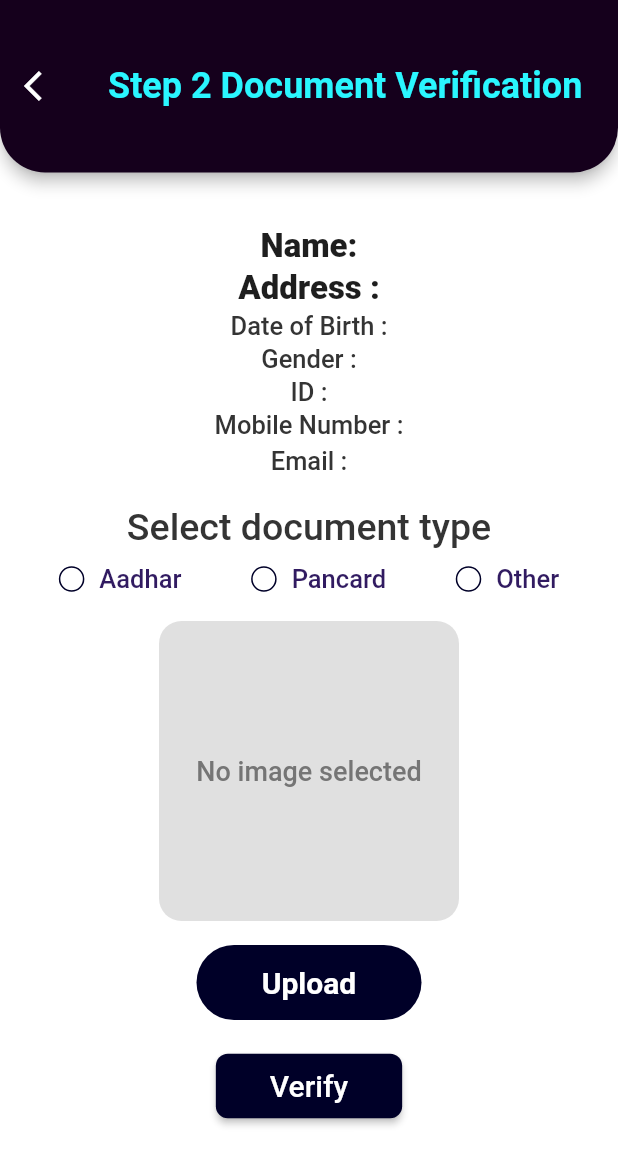
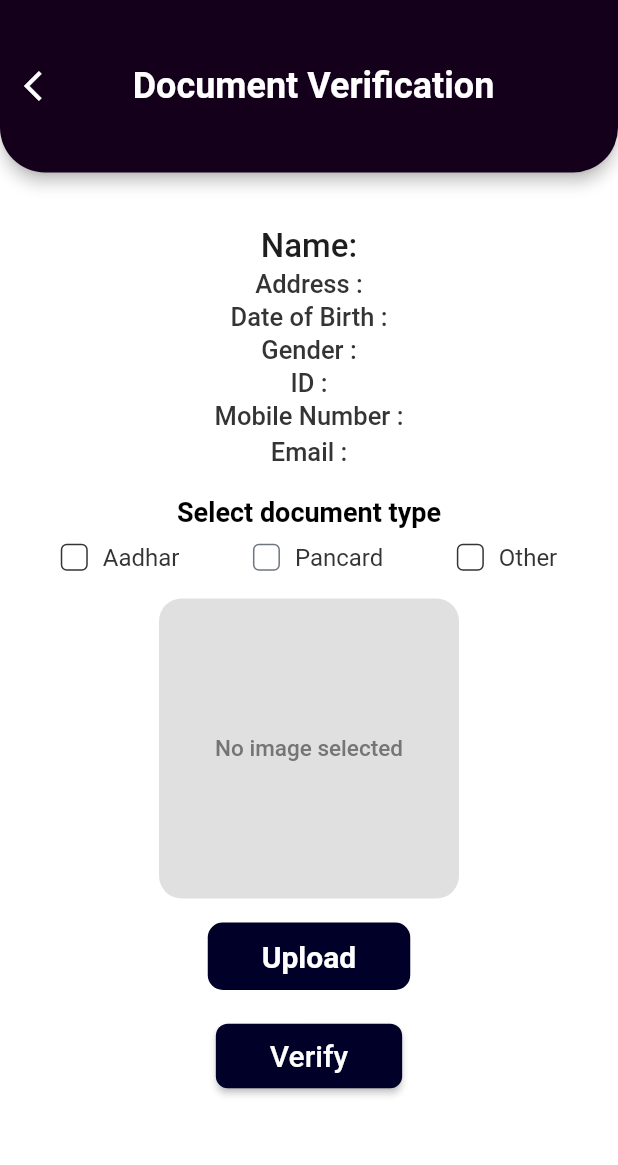
Before and after one commit to sonusahu05/Hackathon, a Flutter app: the CommonView screen opened by its route, after a tap on "Step 2", on a phone screen of 412 x 824 dp. Shown: the top 1165 px of the screen. Run offline on Flutter 3.47's test engine with Material 2 defaults, Android fonts, the phone set to English and light mode, and no system bars; our stand-ins replace bloc, cloud_firestore, equatable, file_picker, firebase_auth, firebase_core and 9 more; missing offline and left inert: dart:ffi, encrypt, firebase_ml_vision, flutter_face_api, govt_documents_validator, scroll_page_view and 1 more; accounts and stored records are empty; project files that could hold a hidden picture were left out; key blocks and very long unbroken strings in the code were emptied for the run.

Commit message:
final ui

```diff
--- a/onboardpro/lib/views/common_view.dart
+++ b/onboardpro/lib/views/common_view.dart
@@ -163,7 +163,7 @@ class _CommonViewState extends State<CommonView> {
                               'Apply',
                               style: TextStyle(
                                 color: Colors.white,
-                                fontSize: 10,
+                                fontSize: 15,
                                 fontWeight: FontWeight.w600,
                               ),
                             ),
@@ -184,7 +184,7 @@ class _CommonViewState extends State<CommonView> {
           ),
           const Padding(
             padding: EdgeInsets.only(left: 27.0, bottom: 8, top: 3),
-            child: Text('Complete this steps to Onboard',
+            child: Text('    Complete this steps to Onboard',
                 style: TextStyle(
                   color: Colors.black,
                   fontSize: 21,
@@ -255,27 +255,26 @@ class _CommonViewState extends State<CommonView> {
                               mainAxisAlignment: MainAxisAlignment.start,
                               mainAxisSize: MainAxisSize.min,
                               children: const [
-                                Text('Step 1',
+                                Text('  Step 1',
                                     style: TextStyle(
                                       color: Colors.black,
-                                      fontSize: 18,
+                                      fontSize: 20,
                                       fontWeight: FontWeight.w600,
                                     )),
                                 SizedBox(
                                   width: 2,
                                 ),
-                                Icon(
-                                  Icons.arrow_forward,
-                                  size: 19,
-                                ),
+
                               ],
                             ),
+
                             const Text('Phone Verification',
                                 style: TextStyle(
                                   color: Color(0xff656565),
                                   fontSize: 11,
                                   fontWeight: FontWeight.w600,
                                 )),
+
                           ],
                         ),
                       ],
@@ -338,19 +337,16 @@ class _CommonViewState extends State<CommonView> {
                               mainAxisAlignment: MainAxisAlignment.start,
                               mainAxisSize: MainAxisSize.min,
                               children: const [
-                                Text('Step 2',
+                                Text('  Step 2',
                                     style: TextStyle(
                                       color: Colors.black,
-                                      fontSize: 18,
+                                      fontSize: 20,
                                       fontWeight: FontWeight.w600,
                                     )),
                                 SizedBox(
                                   width: 2,
                                 ),
-                                Icon(
-                                  Icons.arrow_forward,
-                                  size: 19,
-                                ),
+
                               ],
                             ),
                             const Text('Document Upload and verification',
@@ -424,19 +420,16 @@ class _CommonViewState extends State<CommonView> {
                               mainAxisAlignment: MainAxisAlignment.start,
                               mainAxisSize: MainAxisSize.min,
                               children: const [
-                                Text('Step 3',
+                                Text('  Step 3',
                                     style: TextStyle(
                                       color: Colors.black,
-                                      fontSize: 18,
+                                      fontSize: 20,
                                       fontWeight: FontWeight.w600,
                                     )),
                                 SizedBox(
                                   width: 2,
                                 ),
-                                Icon(
-                                  Icons.arrow_forward,
-                                  size: 19,
-                                ),
+
                               ],
                             ),
                             const Text('Face Verification',
@@ -504,19 +497,16 @@ class _CommonViewState extends State<CommonView> {
                               mainAxisAlignment: MainAxisAlignment.start,
                               mainAxisSize: MainAxisSize.min,
                               children: const [
-                                Text('Congrats',
+                                Text(' Congrats',
                                     style: TextStyle(
                                       color: Colors.black,
-                                      fontSize: 18,
+                                      fontSize: 20,
                                       fontWeight: FontWeight.w600,
                                     )),
                                 SizedBox(
                                   width: 2,
                                 ),
-                                Icon(
-                                  Icons.arrow_forward,
-                                  size: 19,
-                                ),
+
                               ],
                             ),
                             const Text('You are now a verified user',
--- a/onboardpro/lib/views/onboard/onboarding_form_view.dart
+++ b/onboardpro/lib/views/onboard/onboarding_form_view.dart
@@ -100,7 +100,7 @@ class _OnboardingViewState extends State<OnboardingView> {
                                 height: 20,
                               ),
                               const Text(
-                                'You may proceed to the next step to complete the kyc',
+                                '',
                                 style: TextStyle(
                                   color: Colors.black,
                                   fontSize: 16,
--- a/onboardpro/lib/views/onboard/step1.dart
+++ b/onboardpro/lib/views/onboard/step1.dart
@@ -6,7 +6,6 @@ import 'package:firebase_auth/firebase_auth.dart';
 import 'package:onboardpro/services/cloud/onboard/cloud_onboard.dart';
 import 'package:onboardpro/services/cloud/onboard/firebase_cloud_onboard_storage.dart';
 import 'package:onboardpro/utilities/generics/get_arguments.dart';
-import 'package:http/http.dart' as http;
 
 class MyPhone extends StatefulWidget {
   const MyPhone({Key? key}) : super(key: key);
@@ -34,25 +33,12 @@ class _MyPhoneState extends State<MyPhone> {
   late final FirebaseCloudStorageOnboard _onboardingService;
   CloudOnboard? _concession;
 
-  Future<http.Response> postRequest(String email) async {
-    var url = 'https://proud-will-380104.el.r.appspot.com/phone';
-    Map data = {'email': email};
-    //encode Map to JSON
-    var body = json.encode(data);
-    var response = await http.post(Uri.parse(url),
-        headers: {"Content-Type": "application/json"}, body: body);
-    print("${response.statusCode}");
-    print("${response.body}");
-    return response;
-  }
-
   Future<void> _navigateAndDisplaySelection(BuildContext context) async {
     final result = await Navigator.of(context).pushNamed(verify);
     if (!mounted) return;
     if (result == true) {
       _mobileVerify = "true";
       _saveConcessionIfTextNotEmpty();
-      postRequest(_emailData);
       Navigator.of(context).pop(true);
     }
   }
@@ -99,6 +85,7 @@ class _MyPhoneState extends State<MyPhone> {
       final key2 = encrypt.Key(keyBytes2);
       final iv2 = encrypt.IV(ivBytes2);
       final encrypter2 = encrypt.Encrypter(encrypt.AES(key2));
+
       _mobilenumber =
           encrypter2.decrypt64(widgetConcession.mobileNumber, iv: iv2);
     }
@@ -155,6 +142,9 @@ class _MyPhoneState extends State<MyPhone> {
                       const SizedBox(
                         height: 30,
                       ),
+                      const SizedBox(
+                                height: 20,
+                              ),
                       Container(
                         height: 55,
                         decoration: BoxDecoration(
@@ -166,6 +156,9 @@ class _MyPhoneState extends State<MyPhone> {
                             const SizedBox(
                               width: 10,
                             ),
+                            const SizedBox(
+                                height: 20,
+                              ),
                             SizedBox(
                               width: 40,
                               child: TextField(
@@ -176,6 +169,9 @@ class _MyPhoneState extends State<MyPhone> {
                                 ),
                               ),
                             ),
+                            const SizedBox(
+                                height: 20,
+                              ),
                             const Text(
                               "|",
                               style: TextStyle(
@@ -183,6 +179,9 @@ class _MyPhoneState extends State<MyPhone> {
                                   color: Colors.grey,
                                   backgroundColor: Colors.white),
                             ),
+                            const SizedBox(
+                                height: 20,
+                              ),
                             const SizedBox(
                               width: 10,
                             ),
@@ -198,7 +197,7 @@ class _MyPhoneState extends State<MyPhone> {
                         height: 45,
                         child: ElevatedButton(
                             style: ElevatedButton.styleFrom(
-                                backgroundColor: Colors.green.shade600,
+                                backgroundColor: Color.fromARGB(255, 5, 5, 5),
                                 shape: RoundedRectangleBorder(
                                     borderRadius: BorderRadius.circular(10))),
                             onPressed: () async {
--- a/onboardpro/lib/views/onboard/step2.dart
+++ b/onboardpro/lib/views/onboard/step2.dart
@@ -1,5 +1,6 @@
 import 'dart:convert';
-import 'package:http/http.dart' as http;
+import 'dart:ffi';
+
 import 'package:file_picker/file_picker.dart';
 import 'package:flutter/material.dart';
 import 'package:flutter_svg/flutter_svg.dart';
@@ -102,18 +103,6 @@ class _Step2State extends State<Step2> {
     return similarity;
   }
 
-  Future<http.Response> postRequest(String email) async {
-    var url = 'https://proud-will-380104.el.r.appspot.com/doc';
-    Map data = {'email': email};
-    //encode Map to JSON
-    var body = json.encode(data);
-    var response = await http.post(Uri.parse(url),
-        headers: {"Content-Type": "application/json"}, body: body);
-    print("${response.statusCode}");
-    print("${response.body}");
-    return response;
-  }
-
   void _saveConcessionIfTextNotEmpty() async {
     final concession = _concession;
     if (concession != null) {
@@ -153,9 +142,9 @@ class _Step2State extends State<Step2> {
         ),
         centerTitle: true,
         title: const Text(
-          'Step 2 Document Verification',
+          ' Document Verification',
           style: TextStyle(
-            color: Color(0xff2af6ff),
+            color: Color.fromARGB(255, 255, 255, 255),
             fontSize: 24,
             fontWeight: FontWeight.w600,
           ),
@@ -194,10 +183,12 @@ class _Step2State extends State<Step2> {
                           ),
                           Text(
                             "Name: $_nameData2 $_surname2",
+
                             style: const TextStyle(
+
                               color: Color(0xff1e1e1e),
                               fontSize: 22,
-                              fontWeight: FontWeight.w800,
+                              fontWeight: FontWeight.w500,
                             ),
                             textAlign: TextAlign.center,
                           ),
@@ -207,9 +198,9 @@ class _Step2State extends State<Step2> {
                           Text(
                             "Address : $_address2",
                             style: const TextStyle(
-                              color: Color(0xff1e1e1e),
-                              fontSize: 22,
-                              fontWeight: FontWeight.w800,
+                              color: Color(0xff343434),
+                              fontSize: 17,
+                              fontWeight: FontWeight.w500,
                             ),
                             textAlign: TextAlign.center,
                           ),
@@ -279,18 +270,19 @@ class _Step2State extends State<Step2> {
                           const SizedBox(
                             height: 20,
                           ),
+                        Column(
+  crossAxisAlignment: CrossAxisAlignment.center,
+  children: [
     const Text(
-                            "Select document type ",
+      "Select document type",
       style: TextStyle(
-                              color: Color(0xff343434),
-                              fontSize: 25,
-                              fontWeight: FontWeight.w500,
+        color: Color.fromRGBO(0, 0, 0, 1),
+        fontSize: 18,
+        fontWeight: FontWeight.bold,
       ),
       textAlign: TextAlign.center,
     ),
-                          const SizedBox(
-                            height: 10,
-                          ),
+    const SizedBox(height: 10),
     Row(
       mainAxisAlignment: MainAxisAlignment.spaceAround,
       children: [
@@ -303,34 +295,31 @@ class _Step2State extends State<Step2> {
           child: Row(
             children: [
               _idType == "Aadhar"
-                                        ? SvgPicture.asset(
-                                            'assets/images/icon/checked.svg',
-                                            width: 17,
-                                            height: 17,
+                  ? const Icon(
+                      Icons.check_circle,
+                      color: Color(0xff43b581),
+                      size: 18,
                     )
                   : Container(
-                                            width: 17,
-                                            height: 17,
+                      width: 18,
+                      height: 18,
                       decoration: BoxDecoration(
-                                              borderRadius:
-                                                  BorderRadius.circular(15),
+                        borderRadius: BorderRadius.circular(4),
                         border: Border.all(
-                                                color: const Color(0xff000028),
+                          color: Color(0xff343434),
                           width: 1,
                         ),
                       ),
                     ),
-                                    const SizedBox(
-                                      width: 10,
+              const SizedBox(width: 10),
+              Text(
+                "Aadhar",
+                style: TextStyle(
+                  color: Color(0xff343434),
+                  fontSize: 16,
+                  fontWeight: FontWeight.normal,
                 ),
-                                    const Text(
-                                      'Aadhar',
-                                      style: TextStyle(
-                                        color: Color(0xff311b61),
-                                        fontSize: 17,
-                                        fontWeight: FontWeight.w500,
               ),
-                                    )
             ],
           ),
         ),
@@ -343,34 +332,31 @@ class _Step2State extends State<Step2> {
           child: Row(
             children: [
               _idType == "Pancard"
-                                        ? SvgPicture.asset(
-                                            'assets/images/icon/checked.svg',
-                                            width: 17,
-                                            height: 17,
+                  ? const Icon(
+                      Icons.check_circle,
+                      color: Color(0xff43b581),
+                      size: 18,
                     )
                   : Container(
-                                            width: 17,
-                                            height: 17,
+                      width: 18,
+                      height: 18,
                       decoration: BoxDecoration(
-                                              borderRadius:
-                                                  BorderRadius.circular(15),
+                        borderRadius: BorderRadius.circular(4),
                         border: Border.all(
-                                                color: const Color(0xff000028),
+                          color: Color(0xff6f7581),
                           width: 1,
                         ),
                       ),
                     ),
-                                    const SizedBox(
-                                      width: 10,
+              SizedBox(width: 10),
+              const Text(
+                "Pancard",
+                style: TextStyle(
+                  color: Color(0xff343434),
+                  fontSize: 16,
+                  fontWeight: FontWeight.normal,
                 ),
-                                    const Text(
-                                      'Pancard',
-                                      style: TextStyle(
-                                        color: Color(0xff311b61),
-                                        fontSize: 17,
-                                        fontWeight: FontWeight.w500,
               ),
-                                    )
             ],
           ),
         ),
@@ -383,39 +369,39 @@ class _Step2State extends State<Step2> {
           child: Row(
             children: [
               _idType == "Other"
-                                        ? SvgPicture.asset(
-                                            'assets/images/icon/checked.svg',
-                                            width: 17,
-                                            height: 17,
+                  ? const Icon(
+                      Icons.check_circle,
+                      color: Color(0xff43b581),
+                      size: 18,
                     )
                   : Container(
-                                            width: 17,
-                                            height: 17,
+                      width: 18,
+                      height: 18,
                       decoration: BoxDecoration(
-                                              borderRadius:
-                                                  BorderRadius.circular(15),
+                        borderRadius: BorderRadius.circular(4),
                         border: Border.all(
-                                                color: const Color(0xff000028),
+                          color: Color(0xff343434),
                           width: 1,
                         ),
                       ),
                     ),
-                                    const SizedBox(
-                                      width: 10,
+              SizedBox(width: 10),
+              const Text(
+                "Other",
+                style: TextStyle(
+                  color: Color(0xff343434),
+                  fontSize: 16,
+                  fontWeight: FontWeight.normal,
                 ),
-                                    const Text(
-                                      'Other',
-                                      style: TextStyle(
-                                        color: Color(0xff311b61),
-                                        fontSize: 17,
-                                        fontWeight: FontWeight.w500,
               ),
-                                    )
             ],
           ),
         ),
       ],
     ),
+  ],
+),
+
 
                           const SizedBox(
                             height: 18,
@@ -449,7 +435,7 @@ class _Step2State extends State<Step2> {
                                         'No image selected', // Add a message to display if no image is selected.
                                         style: TextStyle(
                                           color: Colors.grey[600],
-                                          fontSize: 18,
+                                          fontSize: 15,
                                           fontWeight: FontWeight.w500,
                                         ),
                                       ),
@@ -505,10 +491,10 @@ class _Step2State extends State<Step2> {
                               }),
                               child: Container(
                                 alignment: Alignment.center,
-                                height: 50,
-                                width: 150,
+                                height: 45,
+                                width: 135,
                                 decoration: BoxDecoration(
-                                  borderRadius: BorderRadius.circular(25),
+                                  borderRadius: BorderRadius.circular(10),
                                   color: const Color(0xff000028),
                                 ),
                                 child: const Text(
@@ -635,7 +621,6 @@ class _Step2State extends State<Step2> {
 
                                     if (_docVerify == "true") {
                                       _saveConcessionIfTextNotEmpty();
-                                      postRequest(_emailData);
                                       Navigator.of(context).pop(true);
                                       ;
                                     }
@@ -731,9 +716,8 @@ class _Step2State extends State<Step2> {
 
                                     if (_docVerify == "true") {
                                       _saveConcessionIfTextNotEmpty();
-                                      postRequest(_emailData);
                                       Navigator.of(context).pop(true);
-
+                                      ;
                                     }
                                   } else {
                                     FirebaseVisionImage visionImage =
@@ -817,7 +801,6 @@ class _Step2State extends State<Step2> {
 
                                     if (_docVerify == "true") {
                                       _saveConcessionIfTextNotEmpty();
-                                      postRequest(_emailData);
                                       Navigator.of(context).pop(true);
                                     }
                                   }
```
Lines whose indentation alone changed are shown as unchanged.
